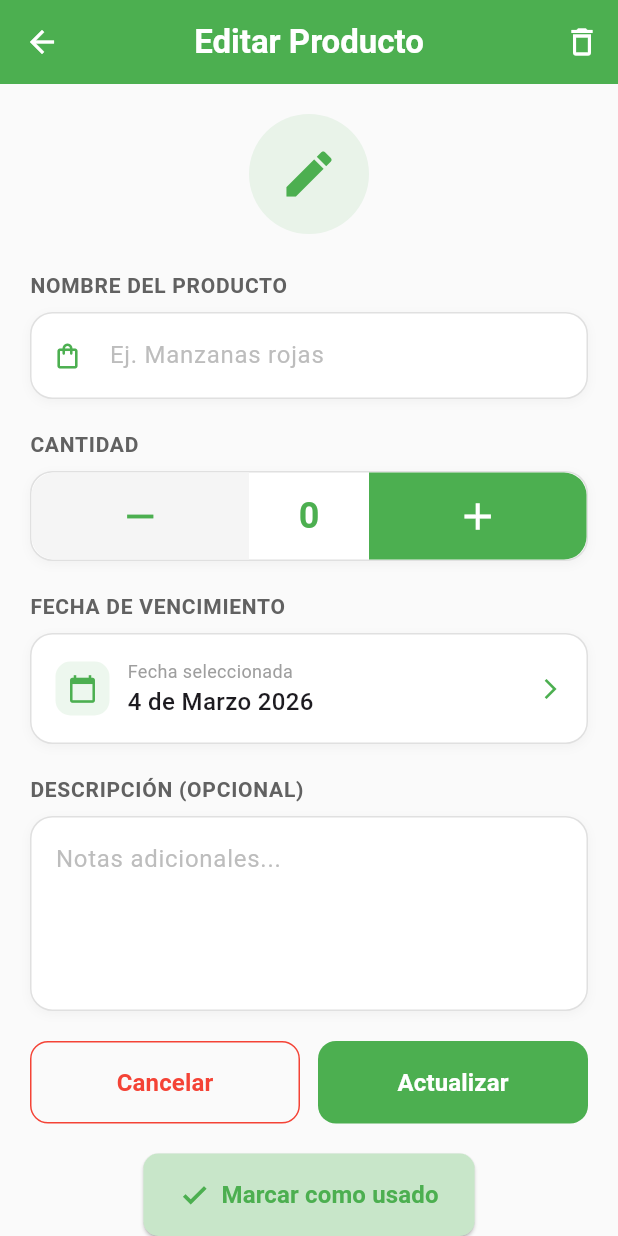
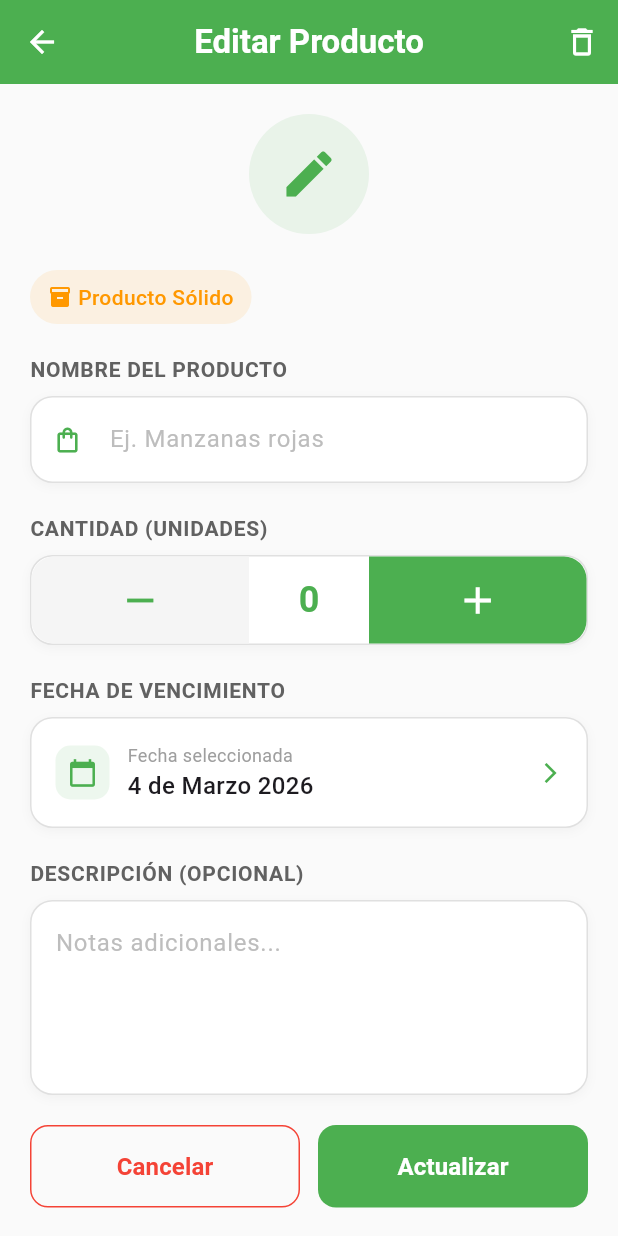
Before and after one commit to RolandoGuZz/Flutter_Stocky, a Flutter app: the UpdateProductContent screen opened directly, on a phone screen of 412 x 824 dp. Run offline on Flutter 3.47's test engine with Material 3 defaults, Android fonts, the phone set to English and light mode, and no system bars; our stand-ins replace hive, hive_flutter; accounts and stored records are empty.

Commit message:
feat: update product view for liquids

```diff
--- a/lib/views/update_product_view.dart
+++ b/lib/views/update_product_view.dart
@@ -7,6 +7,7 @@ import 'package:stocky/widgets/date_piecker_field.dart';
 import 'package:stocky/widgets/error_message.dart';
 import 'package:stocky/widgets/form_action_buttons.dart';
 import 'package:stocky/widgets/label_widget.dart';
+import 'package:stocky/widgets/liquid_quantity_slider.dart';
 import 'package:stocky/widgets/page_header_icon.dart';
 import 'package:stocky/widgets/quantity_selector.dart';
 import '../../services/hive_service.dart';
@@ -44,6 +45,7 @@ class _UpdateProductContentState extends State<UpdateProductContent> {
   @override
   Widget build(BuildContext context) {
     final vm = context.watch<UpdateProductViewModel>();
+
     return Scaffold(
       backgroundColor: Colors.grey[50],
       appBar: AppBar(
@@ -78,6 +80,40 @@ class _UpdateProductContentState extends State<UpdateProductContent> {
                     PageHeaderIcon(icon: Icons.edit, color: Colors.green),
                     SizedBox(height: 24),
 
+                    Container(
+                      padding: EdgeInsets.symmetric(
+                        horizontal: 12,
+                        vertical: 8,
+                      ),
+                      decoration: BoxDecoration(
+                        color: vm.isLiquid
+                            ? Colors.blue.withValues(alpha: 0.1)
+                            : Colors.orange.withValues(alpha: 0.1),
+                        borderRadius: BorderRadius.circular(20),
+                      ),
+                      child: Row(
+                        mainAxisSize: MainAxisSize.min,
+                        children: [
+                          Icon(
+                            vm.isLiquid ? Icons.water_drop : Icons.inventory_2,
+                            size: 16,
+                            color: vm.isLiquid ? Colors.blue : Colors.orange,
+                          ),
+                          SizedBox(width: 4),
+                          Text(
+                            vm.isLiquid
+                                ? 'Producto Líquido'
+                                : 'Producto Sólido',
+                            style: TextStyle(
+                              color: vm.isLiquid ? Colors.blue : Colors.orange,
+                              fontWeight: FontWeight.w500,
+                            ),
+                          ),
+                        ],
+                      ),
+                    ),
+                    SizedBox(height: 20),
+
                     LabelWidget(text: 'NOMBRE DEL PRODUCTO'),
                     SizedBox(height: 8),
                     CustomTextField(
@@ -94,13 +130,22 @@ class _UpdateProductContentState extends State<UpdateProductContent> {
                     ),
                     SizedBox(height: 20),
 
-                    LabelWidget(text: 'CANTIDAD'),
+                    if (vm.isLiquid) ...[
+                      LabelWidget(text: 'CANTIDAD (LITROS)'),
+                      SizedBox(height: 8),
+                      LiquidQuantitySlider(
+                        value: vm.liquidQuantity,
+                        onChanged: vm.updateLiquidQuantity,
+                      ),
+                    ] else ...[
+                      LabelWidget(text: 'CANTIDAD (UNIDADES)'),
                       SizedBox(height: 8),
                       QuantitySelector(
                         quantity: vm.quantity,
                         onIncrement: vm.incrementQuantity,
                         onDecrement: vm.decrementQuantity,
                       ),
+                    ],
                     SizedBox(height: 20),
 
                     LabelWidget(text: 'FECHA DE VENCIMIENTO'),
@@ -155,11 +200,13 @@ class _UpdateProductContentState extends State<UpdateProductContent> {
                       isLoading: vm.isLoading,
                       saveText: 'Actualizar',
                     ),
+
+                    if (!vm.isLiquid) ...[
                       SizedBox(height: 20),
                       Center(
                         child: ElevatedButton.icon(
-                        onPressed: () {
-                          vm.markAsUsed();
+                          onPressed: () async {
+                            await vm.markAsUsed();
                             if (context.mounted) {
                               ScaffoldMessenger.of(context).showSnackBar(
                                 SnackBar(
@@ -170,20 +217,16 @@ class _UpdateProductContentState extends State<UpdateProductContent> {
                                         color: Colors.white,
                                       ),
                                       SizedBox(width: 8),
-                                    Text('Producto usado'),
+                                      Text('${vm.name} marcado como usado'),
                                     ],
                                   ),
                                   backgroundColor: Colors.green,
                                 ),
                               );
+                              Navigator.pop(context, true);
                             }
-                          Navigator.pop(context, true);
                           },
-                        icon: Icon(
-                          Icons.check,
-                          fontWeight: FontWeight.bold,
-                          size: 20,
-                        ),
+                          icon: Icon(Icons.check, size: 20),
                           label: Text(
                             "Marcar como usado",
                             style: TextStyle(
@@ -204,6 +247,9 @@ class _UpdateProductContentState extends State<UpdateProductContent> {
                           ),
                         ),
                       ),
+                    ],
+
+                    SizedBox(height: 20),
                   ],
                 ),
               ),
```
Lines whose indentation alone changed are shown as unchanged.
